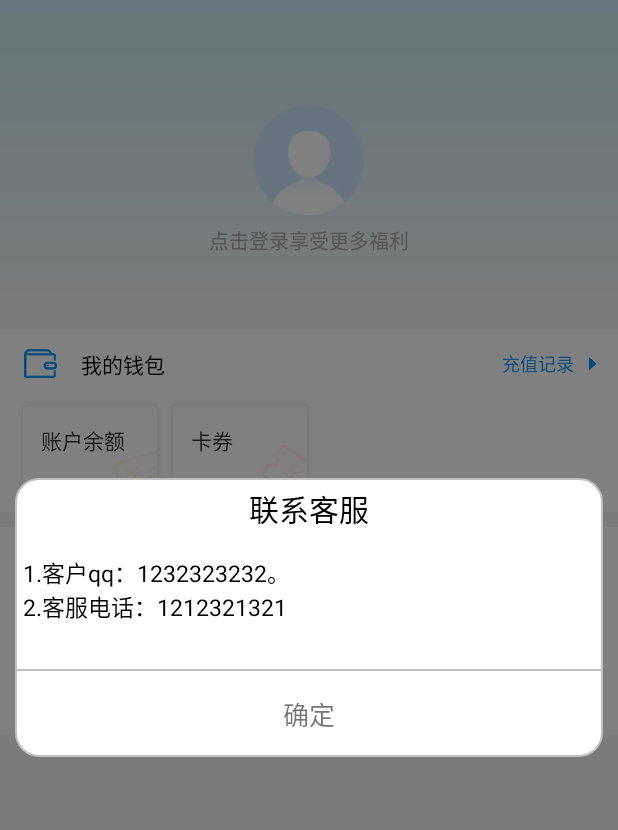
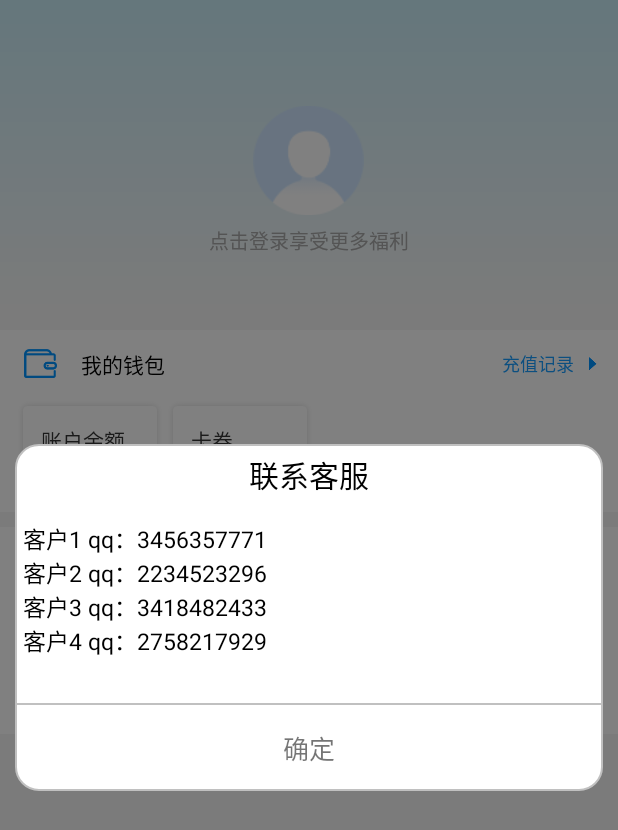
Before and after one commit to tanyanqing/PandaStore, an Android app: the fragment MineFragment placed in its activity, after a tap on "联系客服", on a phone screen of 412 x 824 dp. Shown: the top 830 px of the screen. Run offline under Robolectric (Android 15) with nearby library versions, the phone set to English and light mode, and no system bars; libraries missing offline, so code that uses them is left out: cn.qqtheme.framework, com.hjm.bottomtabbar, com.vector.update_app; plain views replace BottomTabBar; 3 statements that could not run were skipped.

Commit message:
添加qq

```diff
--- a/app/src/main/res/values/strings.xml
+++ b/app/src/main/res/values/strings.xml
@@ -104,7 +104,7 @@
     <string name="dialog_aboutus_detail">1.充值的金额必须为整数（人民币对应平台币比值1：10，1人民币=10平台币）。&lt;br>2.玩家充值后当前账号会获得游戏余额（非游戏道具），玩家在游戏内购买道具即可使用充值的游戏余额进行支付。&lt;br>3.您可以在App-我的-游戏余额查询您游戏剩余的游戏余额。</string>
     <string name="dialog_aboutus_close">确定</string>
 
-    <string name="dialog_client_service_detail">1.客户qq：1232323232。&lt;br>2.客服电话：1212321321</string>
+    <string name="dialog_client_service_detail">客户1 qq：3456357771&lt;br>客户2 qq：2234523296&lt;br>客户3 qq：3418482433&lt;br>客户4 qq：2758217929</string>
     <string name="dialog_client_service_close">确定</string>
 
     <string name="dialog_change_nickname">修改用户名</string>
```
